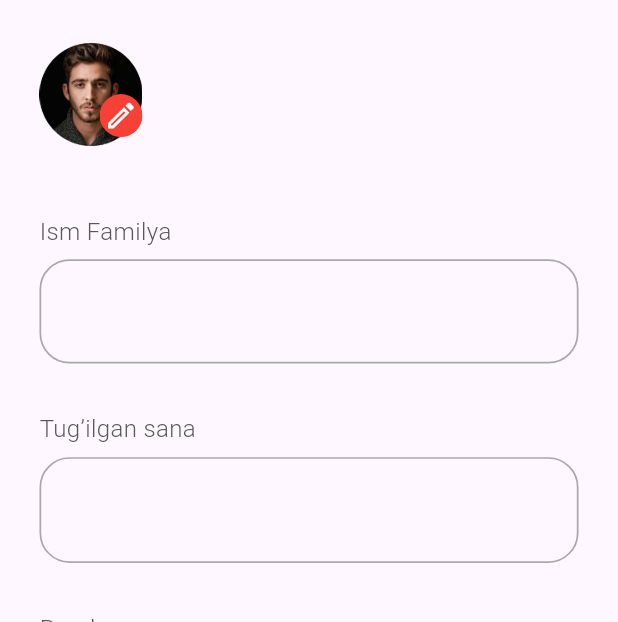
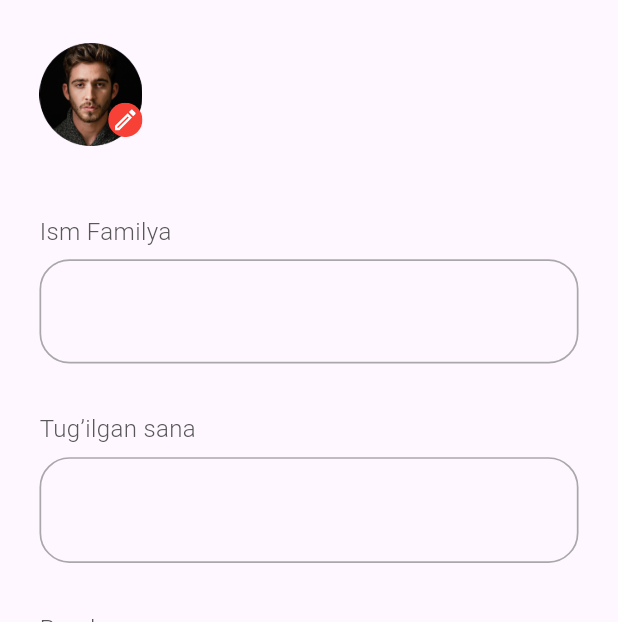
Before and after one commit to shceo/rivojedu, a Flutter app: the ProfilePage screen opened directly, on a phone screen of 412 x 824 dp, the part 84-706 px from its top. Run offline on Flutter 3.47's test engine with Material 3 defaults, Android fonts, the light colour scheme and no system bars; our stand-ins replace bloc, cached_network_image, dio, equatable, firebase_core, flutter_bloc and 12 more; accounts and stored records are empty; project files that could hold a hidden picture were left out.

Commit message:
fix sizes

```diff
--- a/lib/src/ui/pages/navbar_pages/profil_page.dart
+++ b/lib/src/ui/pages/navbar_pages/profil_page.dart
@@ -60,7 +60,7 @@ class _ProfilePageState extends State<ProfilePage> {
                                 fit: BoxFit.cover,
                               )
                             : CircleAvatar(
-                                radius: 40.r,
+                                radius: 30.r,
                                 backgroundImage: CachedNetworkImageProvider(
                                     state.userModel.avatar)),
                         Positioned(
@@ -72,7 +72,7 @@ class _ProfilePageState extends State<ProfilePage> {
                             },
                             child: SvgPicture.asset(
                               CommonAssets.editPen,
-                              width: 25.w,
+                              width: 20.w,
                               fit: BoxFit.cover,
                             ),
                           ),
```
